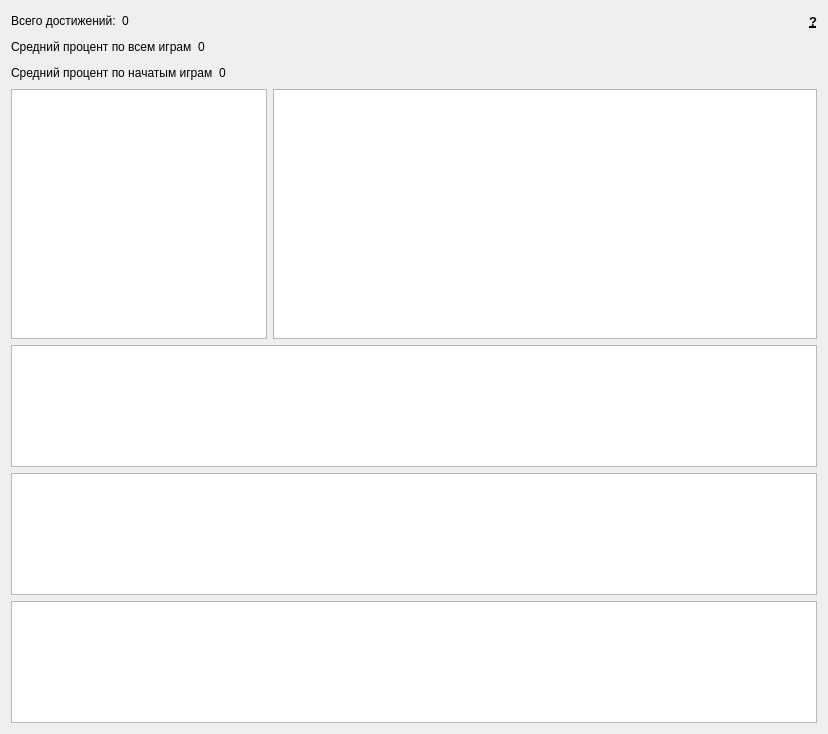
Qt form AraSteamManager/forms/main/formstatistics.ui (Arankir/AraSteamManager) before a commit.
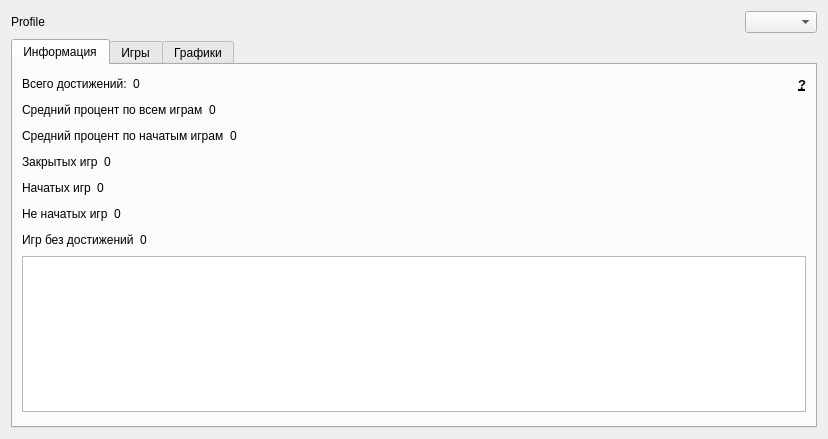
The same form after that commit. The open tabs and pages were chosen to show the change. Custom widgets are drawn as their Qt base class.

What changed in the file:
```diff
--- a/AraSteamManager/forms/main/formstatistics.ui
+++ b/AraSteamManager/forms/main/formstatistics.ui
@@ -7,7 +7,7 @@
     <x>0</x>
     <y>0</y>
     <width>828</width>
-    <height>734</height>
+    <height>439</height>
    </rect>
   </property>
   <property name="windowTitle">
@@ -15,10 +15,45 @@
   </property>
   <layout class="QVBoxLayout" name="verticalLayout">
    <item>
+    <layout class="QHBoxLayout" name="horizontalLayout">
+     <item>
+      <widget class="QLabel" name="labelProfile">
+       <property name="text">
+        <string notr="true">Profile</string>
+       </property>
+      </widget>
+     </item>
+     <item>
+      <spacer name="horizontalSpacer_4">
+       <property name="orientation">
+        <enum>Qt::Horizontal</enum>
+       </property>
+       <property name="sizeHint" stdset="0">
+        <size>
+         <width>40</width>
+         <height>20</height>
+        </size>
+       </property>
+      </spacer>
+     </item>
+     <item>
+      <widget class="QComboBox" name="comboBox_2"/>
+     </item>
+    </layout>
+   </item>
+   <item>
+    <widget class="QTabWidget" name="tabWidget">
+     <property name="currentIndex">
+      <number>0</number>
+     </property>
+     <widget class="QWidget" name="tab">
+      <attribute name="title">
+       <string>Информация</string>
+      </attribute>
+      <layout class="QVBoxLayout" name="verticalLayout_2">
+       <item>
     <layout class="QHBoxLayout" name="horizontalLayout_3">
      <item>
-      <layout class="QHBoxLayout" name="horizontalLayout_2">
-       <item>
         <widget class="QLabel" name="LabelSummColumn">
          <property name="text">
           <string>Всего достижений:</string>
@@ -26,14 +61,12 @@
         </widget>
        </item>
        <item>
-        <widget class="LabelValue" name="LabelSummColumnValue">
+          <widget class="LabelValue" name="LabelSumAchievementsValue">
          <property name="text">
           <string notr="true">0</string>
          </property>
         </widget>
        </item>
-      </layout>
-     </item>
      <item>
       <spacer name="horizontalSpacer">
        <property name="orientation">
@@ -133,7 +166,154 @@
     </layout>
    </item>
    <item>
-    <layout class="QHBoxLayout" name="horizontalLayout">
+        <layout class="QHBoxLayout" name="horizontalLayout_2">
+         <item>
+          <widget class="QLabel" name="label_4">
+           <property name="text">
+            <string>Закрытых игр</string>
+           </property>
+          </widget>
+         </item>
+         <item>
+          <widget class="LabelValue" name="labelCompletedGamesValue">
+           <property name="text">
+            <string>0</string>
+           </property>
+          </widget>
+         </item>
+         <item>
+          <spacer name="horizontalSpacer_5">
+           <property name="orientation">
+            <enum>Qt::Horizontal</enum>
+           </property>
+           <property name="sizeHint" stdset="0">
+            <size>
+             <width>40</width>
+             <height>20</height>
+            </size>
+           </property>
+          </spacer>
+         </item>
+        </layout>
+       </item>
+       <item>
+        <layout class="QHBoxLayout" name="horizontalLayout_6">
+         <item>
+          <widget class="QLabel" name="label_6">
+           <property name="text">
+            <string>Начатых игр</string>
+           </property>
+          </widget>
+         </item>
+         <item>
+          <widget class="LabelValue" name="labelStartedGamesValue">
+           <property name="text">
+            <string>0</string>
+           </property>
+          </widget>
+         </item>
+         <item>
+          <spacer name="horizontalSpacer_6">
+           <property name="orientation">
+            <enum>Qt::Horizontal</enum>
+           </property>
+           <property name="sizeHint" stdset="0">
+            <size>
+             <width>40</width>
+             <height>20</height>
+            </size>
+           </property>
+          </spacer>
+         </item>
+        </layout>
+       </item>
+       <item>
+        <layout class="QHBoxLayout" name="horizontalLayout_7">
+         <item>
+          <widget class="QLabel" name="label_8">
+           <property name="text">
+            <string>Не начатых игр</string>
+           </property>
+          </widget>
+         </item>
+         <item>
+          <widget class="LabelValue" name="labelNotStartedGamesValue">
+           <property name="text">
+            <string>0</string>
+           </property>
+          </widget>
+         </item>
+         <item>
+          <spacer name="horizontalSpacer_7">
+           <property name="orientation">
+            <enum>Qt::Horizontal</enum>
+           </property>
+           <property name="sizeHint" stdset="0">
+            <size>
+             <width>40</width>
+             <height>20</height>
+            </size>
+           </property>
+          </spacer>
+         </item>
+        </layout>
+       </item>
+       <item>
+        <layout class="QHBoxLayout" name="horizontalLayout_8">
+         <item>
+          <widget class="QLabel" name="label_10">
+           <property name="text">
+            <string>Игр без достижений</string>
+           </property>
+          </widget>
+         </item>
+         <item>
+          <widget class="LabelValue" name="labelNoAchievementsGamesValue">
+           <property name="text">
+            <string>0</string>
+           </property>
+          </widget>
+         </item>
+         <item>
+          <spacer name="horizontalSpacer_8">
+           <property name="orientation">
+            <enum>Qt::Horizontal</enum>
+           </property>
+           <property name="sizeHint" stdset="0">
+            <size>
+             <width>40</width>
+             <height>20</height>
+            </size>
+           </property>
+          </spacer>
+         </item>
+        </layout>
+       </item>
+       <item>
+        <widget class="QTableView" name="tableViewLastAchievements"/>
+       </item>
+       <item>
+        <spacer name="verticalSpacer">
+         <property name="orientation">
+          <enum>Qt::Vertical</enum>
+         </property>
+         <property name="sizeHint" stdset="0">
+          <size>
+           <width>20</width>
+           <height>40</height>
+          </size>
+         </property>
+        </spacer>
+       </item>
+      </layout>
+     </widget>
+     <widget class="QWidget" name="tab_2">
+      <attribute name="title">
+       <string>Игры</string>
+      </attribute>
+      <layout class="QVBoxLayout" name="verticalLayout_4">
+       <item>
+        <layout class="QVBoxLayout" name="verticalLayout_3">
      <item>
       <widget class="QChartView" name="ChartViewPercentages">
        <property name="sizePolicy">
@@ -159,6 +339,24 @@
      </item>
     </layout>
    </item>
+      </layout>
+     </widget>
+     <widget class="QWidget" name="tab_3">
+      <attribute name="title">
+       <string>Графики</string>
+      </attribute>
+      <layout class="QVBoxLayout" name="verticalLayout_9">
+       <item>
+        <widget class="QSplitter" name="splitter">
+         <property name="orientation">
+          <enum>Qt::Horizontal</enum>
+         </property>
+         <widget class="QStackedWidget" name="stackedWidget">
+          <property name="currentIndex">
+           <number>0</number>
+          </property>
+          <widget class="QWidget" name="page">
+           <layout class="QVBoxLayout" name="verticalLayout_8">
    <item>
     <widget class="QChartView" name="ChartsViewTimes"/>
    </item>
@@ -167,6 +365,25 @@
    </item>
    <item>
     <widget class="QChartView" name="ChartsViewYears"/>
+            </item>
+           </layout>
+          </widget>
+         </widget>
+         <widget class="QWidget" name="">
+          <layout class="QVBoxLayout" name="verticalLayout_5">
+           <item>
+            <widget class="QComboBox" name="comboBox"/>
+           </item>
+           <item>
+            <widget class="QListWidget" name="listWidget"/>
+           </item>
+          </layout>
+         </widget>
+        </widget>
+       </item>
+      </layout>
+     </widget>
+    </widget>
    </item>
   </layout>
  </widget>
```
Left out of the diff: 12 changed lines with no effect on the pictures. Lines whose indentation alone changed are shown as unchanged.
